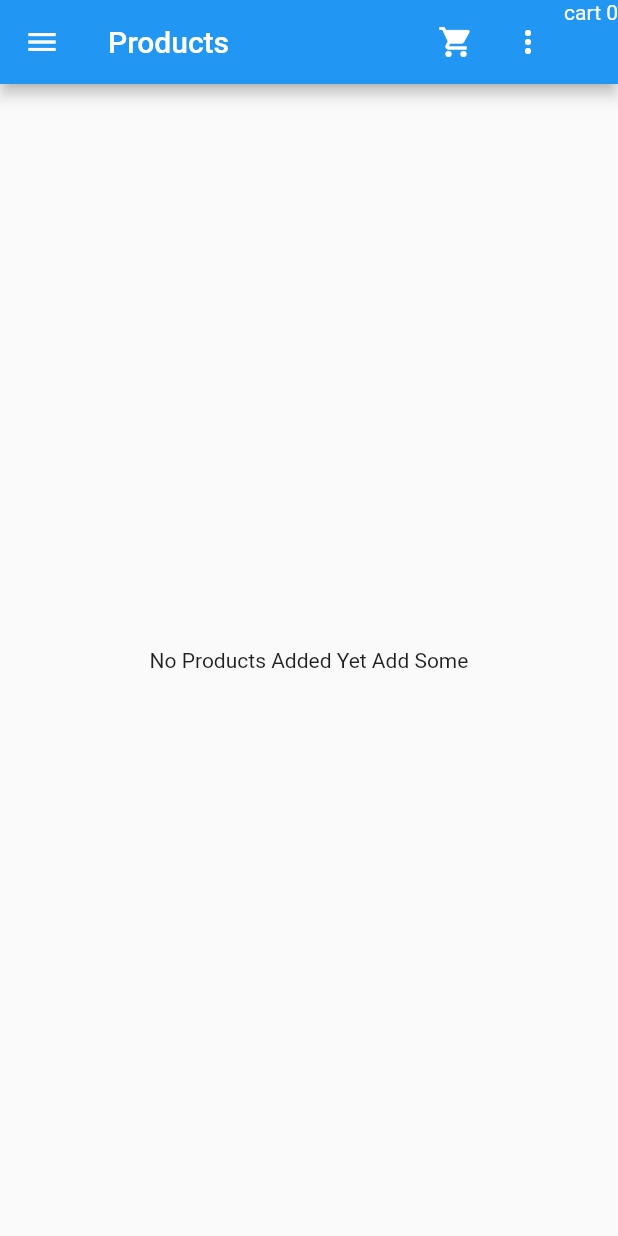
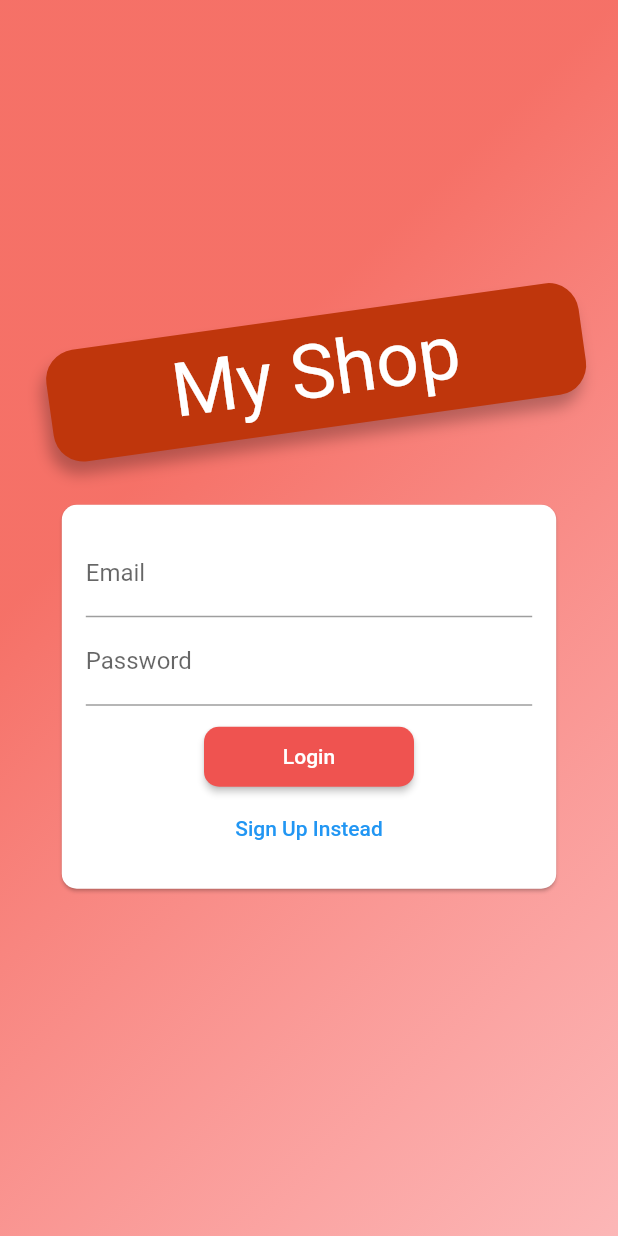
Before and after one commit to ItsNotABugOk/flutterApp_shop, a Flutter app: the screen it shows after launch, on a phone screen of 412 x 824 dp. Run offline on Flutter 3.47's test engine with Material 2 defaults, Android fonts, the phone set to English and light mode, and no system bars.

Commit message:
user has his own favourite status

```diff
--- a/lib/main.dart
+++ b/lib/main.dart
@@ -7,7 +7,9 @@ import 'package:shop/views/screens/edit_product_screen.dart';
 import 'package:shop/views/screens/shoping_cart_screen.dart';
 import 'package:shop/views/screens/user_product_screen.dart';
 import './views/screens/product_overview_screen.dart';
+import 'models/providers/auth.dart';
 import 'models/providers/products.dart';
+import 'views/screens/auth_screen.dart';
 import 'views/screens/product_details_screen.dart';
 import 'views/screens/orders_screen.dart';
 
@@ -23,24 +25,34 @@ class MyApp extends StatelessWidget {
     return MultiProvider(
       providers: [
         ChangeNotifierProvider.value(
+          value: Auth(),
+        ),
+        ChangeNotifierProxyProvider<Auth, Products>(
+          create: (context) => Products('', '', []),
+          update: (context, auth, previous) =>
+              Products(auth.token!, auth.userId!, previous!.items),
+        ),
+        ChangeNotifierProvider.value(
           value: Carts(),
         ),
-        ChangeNotifierProvider.value(
-          value: Products(),
-        ),
-        ChangeNotifierProvider.value(
-          value: Orders(),
+        ChangeNotifierProxyProvider<Auth, Orders>(
+          create: (context) => Orders('', []),
+          update: (context, value, previous) =>
+              Orders(value.token!, previous!.ordersList),
         ),
       ],
-      child: MaterialApp(
+      child: Consumer<Auth>(
+        builder: (context, auth, _) => MaterialApp(
             debugShowCheckedModeBanner: false,
             title: 'Shop App',
             theme: ThemeData(
               primarySwatch: Colors.blue,
             ),
-          initialRoute: '/',
+            // initialRoute: auth.isAuth ? ProductOverviewScreen.routeName : '/',
+            home: auth.isAuth
+                ? const ProductOverviewScreen()
+                : const AuthScreen(),
             routes: {
-            '/': (ctx) => const ProductOverviewScreen(),
               ProductOverviewScreen.routeName: (ctx) =>
                   const ProductOverviewScreen(),
               ProductDetailsScreen.routeName: (ctx) =>
@@ -50,6 +62,7 @@ class MyApp extends StatelessWidget {
               EditProductScreen.routeName: (ctx) => const EditProductScreen(),
               UserProductScreen.routeName: (ctx) => const UserProductScreen(),
             }),
+      ),
     );
   }
 }
--- /dev/null
+++ b/lib/models/providers/auth.dart
@@ -0,0 +1,77 @@
+// ignore_for_file: avoid_print
+
+import 'dart:convert';
+
+import 'package:flutter/widgets.dart';
+import 'package:http/http.dart' as http;
+import 'package:shop/models/http_exception.dart';
+
+class Auth with ChangeNotifier {
+  String? _token;
+  DateTime? _expiryTokenTime;
+  String? _userId;
+
+  bool get isAuth {
+    print('I am In auth');
+    return token != null;
+  }
+
+  String? get token {
+    if (_expiryTokenTime != null &&
+        _expiryTokenTime!.isAfter(DateTime.now()) &&
+        _token!.isNotEmpty) {
+      print('I am In Token & $_token');
+
+      return _token;
+    }
+    return null;
+  }
+
+  String? get userId {
+    if (_userId != null) {
+      print('I am In UserId  $_userId');
+      return _userId!;
+    }
+    return null;
+  }
+
+  Future<void> _authentication(
+      String email, String password, String urlSegment) async {
+    final Uri _url = Uri.parse(
+        'https://identitytoolkit.googleapis.com/v1/accounts:$urlSegment?key=AIzaSyARrJQiuyJaWAm1zrvgvIk04nOhutJV3pQ');
+    try {
+      final response = await http.post(
+        _url,
+        body: json.encode({
+          'email': email,
+          'password': password,
+          'returnSecureToken': true,
+        }),
+      );
+      final _reponseData = json.decode(response.body);
+      if (_reponseData['error'] != null) {
+        throw HttpException(_reponseData['error']['message']);
+      }
+      _token = _reponseData['idToken'];
+      _userId = _reponseData['localId'];
+      _expiryTokenTime = DateTime.now().add(
+        Duration(
+          seconds: int.parse(
+            _reponseData['expiresIn'],
+          ),
+        ),
+      );
+      notifyListeners();
+    } catch (e) {
+      rethrow;
+    }
+  }
+
+  Future<void> signUp(String email, String password) async {
+    return _authentication(email, password, 'signUp');
+  }
+
+  Future<void> login(String email, String password) async {
+    return _authentication(email, password, 'signInWithPassword');
+  }
+}
--- a/lib/models/providers/orders.dart
+++ b/lib/models/providers/orders.dart
@@ -19,7 +19,10 @@ class OrderItem {
 }
 
 class Orders with ChangeNotifier {
-  late List<OrderItem> _orders = [];
+  late List<OrderItem> _orders;
+  final String? authToken;
+
+  Orders(this.authToken, this._orders);
 
   List<OrderItem> get ordersList {
     return [..._orders];
@@ -27,7 +30,7 @@ class Orders with ChangeNotifier {
 
   Future<void> fetchAndSetOrders() async {
     var url = Uri.parse(
-        'https://online-shop-b64c2-default-rtdb.firebaseio.com/orders.json');
+        'https://online-shop-b64c2-default-rtdb.firebaseio.com/orders.json?auth=$authToken');
     final response = await http.get(url);
     final Map<String, dynamic>? responseData = json.decode(response.body);
     if (responseData == null) {
@@ -58,7 +61,7 @@ class Orders with ChangeNotifier {
 
   Future<void> addOrder(List<CartItem> cartProducts, double total) async {
     var url = Uri.parse(
-        'https://online-shop-b64c2-default-rtdb.firebaseio.com/orders.json');
+        'https://online-shop-b64c2-default-rtdb.firebaseio.com/orders.json?auth=$authToken');
     final DateTime dateTime = DateTime.now();
     final response = await http.Client().post(url,
         body: json.encode({
--- a/lib/models/providers/product.dart
+++ b/lib/models/providers/product.dart
@@ -20,17 +20,17 @@ class Product with ChangeNotifier {
     this.favourite = false,
   });
 
-  Future<void> toggleFavoutiteProduct() async {
+  Future<void> toggleFavoutiteProduct(String authToken, String userId) async {
     bool oldStatus = favourite;
     favourite = !favourite;
     notifyListeners();
     Uri url = Uri.parse(
-        'https://online-shop-b64c2-default-rtdb.firebaseio.com/products/$id.json');
+        'https://online-shop-b64c2-default-rtdb.firebaseio.com/userFavourites/$userId/$id.json?auth=$authToken');
     try {
-      var response = await http.Client().patch(
+      var response = await http.Client().put(
         url,
         body: json.encode(
-          {'isFavourite': favourite},
+          favourite,
         ),
       );
       if (response.statusCode >= 400) {
--- a/lib/models/providers/products.dart
+++ b/lib/models/providers/products.dart
@@ -44,6 +44,10 @@ class Products with ChangeNotifier {
     //         'https://upload.wikimedia.org/wikipedia/commons/thumb/1/14/Cast-Iron-Pan.jpg/1024px-Cast-Iron-Pan.jpg',
     //   ),
   ];
+  final String? authToken;
+  final String? userId;
+
+  Products(this.authToken, this.userId, this._items);
 
   List<Product> get items {
     return [..._items];
@@ -55,13 +59,18 @@ class Products with ChangeNotifier {
 
   Future<void> fetshAndSetProdcts() async {
     var url = Uri.parse(
-        'https://online-shop-b64c2-default-rtdb.firebaseio.com/products.json');
+        'https://online-shop-b64c2-default-rtdb.firebaseio.com/products.json?auth=$authToken');
+    var url1 = Uri.parse(
+        'https://online-shop-b64c2-default-rtdb.firebaseio.com/userFavourites/$userId.json?auth=$authToken');
     try {
       final response = await http.get(url);
-      final Map<String, dynamic>? extracterData = json.decode(response.body);
-      print(extracterData);
+      final Map<String, dynamic> extracterData = json.decode(response.body);
+
+      final favResponse = await http.get(url1);
+      final favoriteData = json.decode(favResponse.body);
+
       final List<Product> loadedProducts = [];
-      extracterData!.forEach((prodId, prodvalue) {
+      extracterData.forEach((prodId, prodvalue) {
         loadedProducts.add(
           Product(
             id: prodId,
@@ -69,12 +78,13 @@ class Products with ChangeNotifier {
             description: prodvalue['description'],
             price: prodvalue['price'],
             imageUrl: prodvalue['imageUrl'],
-            favourite: prodvalue['isFavourite'],
+            favourite:
+                favoriteData == null ? false : favoriteData[prodId] ?? false,
           ),
         );
       });
 
-      print(loadedProducts[1]);
+      // print(loadedProducts[0]);
 
       _items = loadedProducts;
       notifyListeners();
@@ -85,7 +95,7 @@ class Products with ChangeNotifier {
 
   Future<void> addProduct(Product newProduct) async {
     var url = Uri.parse(
-        'https://online-shop-b64c2-default-rtdb.firebaseio.com/products.json');
+        'https://online-shop-b64c2-default-rtdb.firebaseio.com/products.json?auth=$authToken');
     try {
       final reponse = await http.Client().post(
         url,
@@ -93,7 +103,7 @@ class Products with ChangeNotifier {
           'title': newProduct.title,
           'description': newProduct.description,
           'price': newProduct.price,
-          'isFavourite': newProduct.favourite,
+          // 'isFavourite': newProduct.favourite,
           'imageUrl': newProduct.imageUrl,
         }),
       );
@@ -102,13 +112,12 @@ class Products with ChangeNotifier {
         title: newProduct.title,
         description: newProduct.description,
         price: newProduct.price,
-        favourite: newProduct.favourite,
+        // favourite: newProduct.favourite,
         imageUrl: newProduct.imageUrl,
       );
       _items.add(newP);
       notifyListeners();
     } catch (error) {
-      // ignore: avoid_print
       print(' My Own Print  @@####%%%%%%%%%()  ${error.toString()}');
       rethrow;
     }
@@ -118,7 +127,7 @@ class Products with ChangeNotifier {
     var index = _items.indexWhere((element) => element.id == productId);
     if (index >= 0) {
       var url = Uri.parse(
-          'https://online-shop-b64c2-default-rtdb.firebaseio.com/products/$productId.json');
+          'https://online-shop-b64c2-default-rtdb.firebaseio.com/products/$productId.json?auth=$authToken');
       await http.Client().put(
         url,
         body: json.encode({
@@ -136,7 +145,7 @@ class Products with ChangeNotifier {
 
   Future<void> deleteProduct(String id) async {
     var url = Uri.parse(
-        'https://online-shop-b64c2-default-rtdb.firebaseio.com/products/$id.json');
+        'https://online-shop-b64c2-default-rtdb.firebaseio.com/products/$id.json?auth=$authToken');
     var existingItemIndex = _items.indexWhere((prod) => prod.id == id);
     Product? existingItem = _items[existingItemIndex];
     _items.removeAt(existingItemIndex);
--- /dev/null
+++ b/lib/views/screens/auth_screen.dart
@@ -0,0 +1,268 @@
+import 'dart:math';
+
+import 'package:flutter/material.dart';
+import 'package:provider/provider.dart';
+import 'package:shop/models/http_exception.dart';
+import 'package:shop/models/providers/auth.dart';
+
+enum AuthMode { signup, login }
+
+class AuthScreen extends StatelessWidget {
+  const AuthScreen({Key? key}) : super(key: key);
+  static String routeName = '/auth-screen';
+
+  @override
+  Widget build(BuildContext context) {
+    final deviceSize = MediaQuery.of(context).size;
+    return Scaffold(
+        body: Stack(
+      children: [
+        Container(
+          // ignore: prefer_const_constructors
+          decoration: BoxDecoration(
+            // ignore: prefer_const_constructors
+            gradient: LinearGradient(
+              begin: Alignment.centerLeft,
+              end: Alignment.bottomRight,
+              tileMode: TileMode.clamp,
+              colors: [
+                Colors.red.withOpacity(.75),
+                Colors.redAccent.withOpacity(.4),
+              ],
+            ),
+          ),
+        ),
+        SingleChildScrollView(
+          child: SizedBox(
+            height: deviceSize.height,
+            width: deviceSize.width,
+            child: Column(
+              mainAxisAlignment: MainAxisAlignment.center,
+              crossAxisAlignment: CrossAxisAlignment.center,
+              children: [
+                Flexible(
+                  child: Container(
+                    margin: const EdgeInsets.all(10),
+                    padding: EdgeInsets.symmetric(
+                        vertical: 8.0, horizontal: deviceSize.width * 0.2),
+                    transform: Matrix4.rotationZ(-8 * pi / 180),
+                    decoration: BoxDecoration(
+                      borderRadius: BorderRadius.circular(20),
+                      color: Colors.deepOrange.shade900,
+                      // ignore: prefer_const_literals_to_create_immutables
+                      boxShadow: [
+                        const BoxShadow(
+                          blurRadius: 8,
+                          color: Colors.black26,
+                          offset: Offset(-4, 8),
+                        )
+                      ],
+                    ),
+                    child: const Text(
+                      'My Shop',
+                      style: TextStyle(
+                        color: Colors.white,
+                        fontSize: 50,
+                        fontWeight: FontWeight.normal,
+                      ),
+                    ),
+                  ),
+                ),
+                const SizedBox(
+                  height: 10,
+                ),
+                const Flexible(
+                  // flex: 2,
+                  child: AuthCard(),
+                ),
+              ],
+            ),
+          ),
+        )
+      ],
+    ));
+  }
+}
+
+class AuthCard extends StatefulWidget {
+  const AuthCard({Key? key}) : super(key: key);
+
+  @override
+  _AuthCardState createState() => _AuthCardState();
+}
+
+AuthMode _authMode = AuthMode.login;
+// AuthMode _authMode = AuthMode.signup;
+
+class _AuthCardState extends State<AuthCard> {
+  final _formKey = GlobalKey<FormState>();
+  final TextEditingController _passwordController = TextEditingController();
+  bool _isLoading = false;
+
+  final Map<String, String> _enteredData = {
+    'email': '',
+    'password': '',
+  };
+
+  @override
+  Widget build(BuildContext context) {
+    final deviceSize = MediaQuery.of(context).size;
+    return Card(
+      shape: RoundedRectangleBorder(
+        borderRadius: BorderRadius.circular(10.0),
+      ),
+      color: Colors.white,
+      child: Container(
+        // height: _authMode == AuthMode.login ? 230 : 260,
+        constraints:
+            BoxConstraints(minHeight: _authMode == AuthMode.login ? 230 : 280),
+        width: deviceSize.width * 0.8,
+        padding: const EdgeInsets.all(16.0),
+        child: Form(
+            key: _formKey,
+            child: SingleChildScrollView(
+              child: Column(
+                mainAxisAlignment: MainAxisAlignment.end,
+                crossAxisAlignment: CrossAxisAlignment.center,
+                children: [
+                  TextFormField(
+                    decoration: const InputDecoration(labelText: 'Email'),
+                    onSaved: (newValue) {
+                      _enteredData['email'] = newValue!;
+                    },
+                    validator: (value) {
+                      if (value!.isEmpty || !value.contains('@')) {
+                        return 'Enter Valid Email ';
+                      }
+                      return null;
+                    },
+                  ),
+                  TextFormField(
+                    decoration: const InputDecoration(labelText: 'Password'),
+                    controller: _passwordController,
+                    obscureText: true,
+                    onSaved: (newValue) {
+                      _enteredData['password'] = newValue!;
+                    },
+                    validator: (value) {
+                      if (value!.length < 6) {
+                        return 'Password must be 6 chatacter long';
+                      }
+                      return null;
+                    },
+                  ),
+                  if (_authMode == AuthMode.signup)
+                    TextFormField(
+                      decoration:
+                          const InputDecoration(labelText: 'Confirm password'),
+                      obscureText: true,
+                      validator: (value) {
+                        if (value != _passwordController.text) {
+                          return 'Password Not Match';
+                        }
+                      },
+                      onChanged: (value) => _formKey.currentState!.validate(),
+                    ),
+                  const SizedBox(
+                    height: 10,
+                  ),
+                  ElevatedButton(
+                    onPressed: _submitForm,
+                    child: _isLoading
+                        ? const CircularProgressIndicator()
+                        : Text(
+                            _authMode == AuthMode.login ? 'Login' : 'Sign Up'),
+                    style: ElevatedButton.styleFrom(
+                      fixedSize: const Size(140, 40),
+                      primary: Colors.red.shade400,
+                      shape: RoundedRectangleBorder(
+                        borderRadius: BorderRadius.circular(10),
+                      ),
+                    ),
+                  ),
+                  TextButton(
+                    onPressed: () {
+                      setState(() {
+                        _authMode = _authMode == AuthMode.login
+                            ? AuthMode.signup
+                            : AuthMode.login;
+                      });
+                    },
+                    child: Text(_authMode == AuthMode.login
+                        ? 'Sign Up Instead'
+                        : 'Login Instead'),
+                  ),
+                ],
+              ),
+            )),
+      ),
+    );
+  }
+
+  void _submitForm() async {
+    if (!_formKey.currentState!.validate()) {
+      return;
+    }
+    _formKey.currentState!.save();
+    setState(() {
+      _isLoading = true;
+    });
+    try {
+      if (_authMode == AuthMode.login) {
+        await Provider.of<Auth>(context, listen: false)
+            .login(_enteredData['email']!, _enteredData['password']!);
+      }
+      if (_authMode == AuthMode.signup) {
+        await Provider.of<Auth>(context, listen: false)
+            .signUp(_enteredData['email']!, _enteredData['password']!);
+      }
+    } on HttpException catch (error) {
+      var _errorMessage = 'Authenication Failed';
+      if (error.toString().contains('EMAIL_EXISTS')) {
+        _errorMessage =
+            'The email address is already in use by another account.';
+      }
+      if (error.toString().contains('EMAIL_NOT_FOUND')) {
+        _errorMessage =
+            'There is no user record corresponding to this identifier. The user may have been deleted.';
+      }
+      if (error.toString().contains('INVALID_PASSWORD')) {
+        _errorMessage = 'The password is invalid';
+      }
+      if (error.toString().contains('USER_DISABLED')) {
+        _errorMessage =
+            'The user account has been disabled by an administrator.';
+      }
+      if (error.toString().contains('INVALID_EMAIL')) {
+        _errorMessage = 'The email is invalid';
+      }
+
+      _showErrorDialog(_errorMessage);
+    } catch (error) {
+      var _errorMessage =
+          'Your Authentication Can\'t be Processed Try Again Later';
+      _showErrorDialog(_errorMessage);
+    }
+    setState(() {
+      _isLoading = false;
+    });
+  }
+
+  void _showErrorDialog(String errorMessage) {
+    showDialog(
+      context: context,
+      builder: (ctx) => AlertDialog(
+        title: const Text('Authentication Failed !'),
+        content: Text(errorMessage),
+        actions: [
+          TextButton(
+            child: const Text('Okey'),
+            onPressed: () {
+              Navigator.pop(ctx);
+            },
+          )
+        ],
+      ),
+    );
+  }
+}
--- a/lib/views/screens/product_overview_screen.dart
+++ b/lib/views/screens/product_overview_screen.dart
@@ -74,8 +74,10 @@ class _ProductOverviewScreenState extends State<ProductOverviewScreen> {
       body: Padding(
           padding: const EdgeInsets.only(top: 5, bottom: 5, left: 3, right: 3),
           child: FutureBuilder(
-            future: Provider.of<Products>(context, listen: false)
-                .fetshAndSetProdcts(),
+            future: context.read<Products>().fetshAndSetProdcts(),
+
+            // future: Provider.of<Products>(context, listen: false)
+            //     .fetshAndSetProdcts(),
             builder: (context, snapshot) {
               if (snapshot.connectionState == ConnectionState.waiting) {
                 return const Center(
--- a/lib/views/widgets/cart_item.dart
+++ b/lib/views/widgets/cart_item.dart
@@ -45,7 +45,7 @@ class CartItem extends StatelessWidget {
         return showDialog(
           context: context,
           builder: (ctx) => AlertDialog(
-            title: const Text('Are You Soure'),
+            title: const Text('Are You Sure'),
             content: const Text('Do you Want To remove Item From The Cart?'),
             actions: [
               OutlinedButton(
--- a/lib/views/widgets/product_item.dart
+++ b/lib/views/widgets/product_item.dart
@@ -1,5 +1,6 @@
 import 'package:flutter/material.dart';
 import 'package:provider/provider.dart';
+import 'package:shop/models/providers/auth.dart';
 import 'package:shop/models/providers/cart.dart';
 import 'package:shop/models/providers/product.dart';
 import 'package:shop/views/screens/product_details_screen.dart';
@@ -10,6 +11,7 @@ class ProductItem extends StatelessWidget {
   Widget build(BuildContext context) {
     final product = Provider.of<Product>(context);
     final carts = Provider.of<Carts>(context, listen: false);
+    final auth = Provider.of<Auth>(context, listen: false);
 
     return ClipRRect(
       borderRadius: const BorderRadius.only(
@@ -34,7 +36,7 @@ class ProductItem extends StatelessWidget {
               icon: Icon(
                   product.favourite ? Icons.favorite : Icons.favorite_border),
               onPressed: () {
-                product.toggleFavoutiteProduct();
+                product.toggleFavoutiteProduct(auth.token!, auth.userId!);
               },
             ),
           ),
```
Lines whose indentation alone changed are shown as unchanged.
